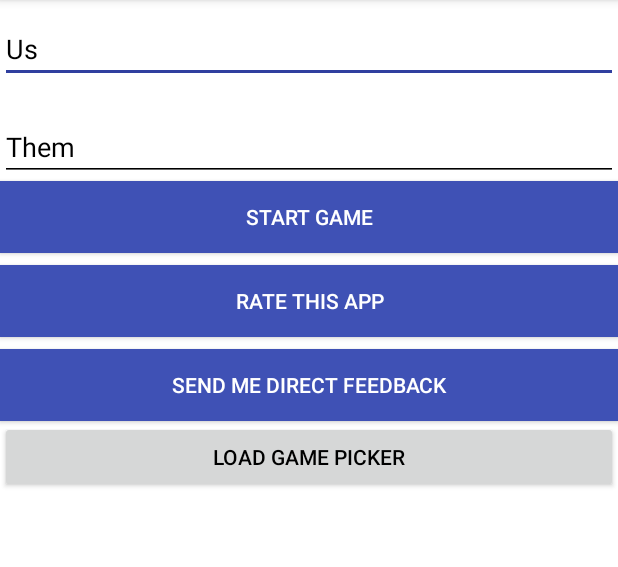
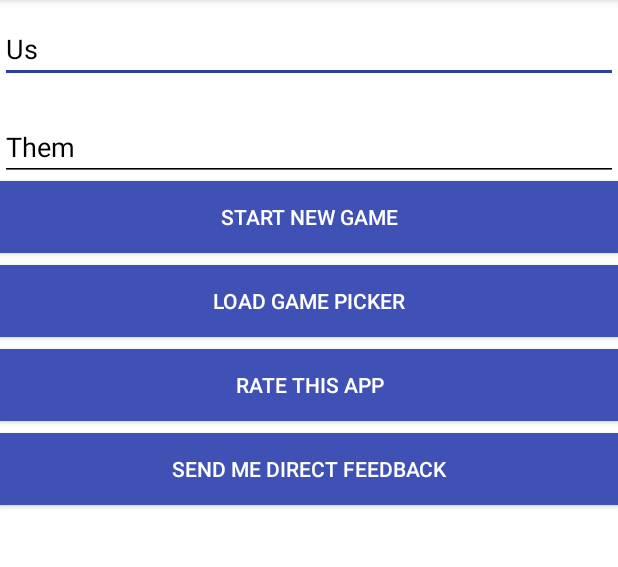
Before and after one commit to Slistersoft/slistersoftSpadesScorePad, an Android app: the screen it shows after launch (MainActivity), on a phone screen of 412 x 824 dp, the part 84-651 px from its top. Run offline under Robolectric (Android 15) with nearby library versions, the phone set to English and light mode, and no system bars; 1 statement that could not run was skipped.

```diff
--- a/app/src/main/java/activityClasses/MainActivity.java
+++ b/app/src/main/java/activityClasses/MainActivity.java
@@ -10,6 +10,7 @@ import android.support.v7.app.AppCompatActivity;
 import android.view.Menu;
 import android.view.MenuItem;
 import android.view.View;
+import android.widget.Button;
 import android.widget.EditText;
 
 import customClasses.CUSTOM_FUNCTIONS;
@@ -35,6 +36,8 @@ public class MainActivity extends AppCompatActivity {
 
     private EditText t1NameBox=null , t2NameBox = null;
 
+    private Button btnLoadGames = null;
+
 
     @Override
     public boolean onCreateOptionsMenu(Menu menu) {
@@ -49,13 +52,7 @@ public class MainActivity extends AppCompatActivity {
 
     public void launchGamePicker(View v){
 
-        try {
-            Intent intent = new Intent(this, GamePickerActivity.class);
-            startActivity(intent);
-        } catch (Exception e) {
-            custFuncs.MsgBox(getString(R.string.launchGamePickerError), true);
-            e.printStackTrace();
-        }
+        new Game(this).launchGamePicker();
 
     }
 
@@ -93,6 +90,7 @@ public class MainActivity extends AppCompatActivity {
 
             t1NameBox = (EditText)findViewById(R.id.editTxtTeam1Name);
             t2NameBox = (EditText)findViewById(R.id.editTxtTeam2Name);
+            btnLoadGames = (Button)findViewById(R.id.btnLoadGame);
 
             //Load team names from preferences
             String t1Name = custFuncs.getPreference(this.getApplicationContext(), this.getResources().getString(R.string.pref_key_team1DefaultName), this.getResources().getString(R.string.pref_default_team1DefaultName));
@@ -103,6 +101,14 @@ public class MainActivity extends AppCompatActivity {
 
             //Initialize Database
             dbHandler = new GameSaveDatabase(this);
+
+            if(new Game(this).checkForIncompleteGames()){
+                btnLoadGames.setVisibility(View.VISIBLE);
+            }
+            else{
+                btnLoadGames.setVisibility(View.GONE);
+            }
+
 
         }
         catch(Exception e){
--- a/app/src/main/java/customClasses/Game.java
+++ b/app/src/main/java/customClasses/Game.java
@@ -1,7 +1,9 @@
 package customClasses;
 
+import android.app.AlertDialog;
 import android.content.ContentValues;
 import android.content.Context;
+import android.content.DialogInterface;
 import android.content.Intent;
 import android.database.Cursor;
 
@@ -9,6 +11,7 @@ import com.slistersoft.slistersoftspadesscorepad.R;
 
 import java.util.ArrayList;
 
+import activityClasses.GamePickerActivity;
 import activityClasses.ScorePad;
 import databaseStuff.DatabaseConstants;
 import databaseStuff.GameSaveDatabase;
@@ -49,6 +52,11 @@ public class Game implements DatabaseConstants {
         this(callingContext, -1, System.currentTimeMillis(), team1Name,team2Name,false,0,0);
     }
 
+    public Game(Context callingContext, long id) {
+        this.callingContext = callingContext;
+        this.id = id;
+    }
+
     public Game(Context callingContext){
 
         this(callingContext, "","");
@@ -78,7 +86,12 @@ public class Game implements DatabaseConstants {
 
         try {
 
-            custFuncs.showToast("Updated " + gameDB.updateRecordsInDB(TABLE_GAMES, getContentValues(), GAMES_COLUMN_ID + " = " + getId()) + " rows");
+            if(gameDB.updateRecordsInDB(TABLE_GAMES, getContentValues(), GAMES_COLUMN_ID + " = " + getId()) > 0 ) {
+                custFuncs.showToast(callingContext.getString(R.string.gameSaveSuccessMsg));
+            }
+            else{
+                custFuncs.showToast(callingContext.getString(R.string.updateGameDBErrorMsg));
+            }
         } catch (Exception e) {
             custFuncs.showToast(callingContext.getString(R.string.updateGameDBErrorMsg));
             e.printStackTrace();
@@ -186,7 +199,7 @@ public class Game implements DatabaseConstants {
         this.id = id;
     }
 
-    public static String getCreateTableQuery(){
+    public String getCreateTableQuery(){
 
         String createGamesTableStatement = "CREATE TABLE " + TABLE_GAMES + "("
                 + GAMES_COLUMN_ID + " INTEGER NOT NULL PRIMARY KEY AUTOINCREMENT UNIQUE, "
@@ -324,7 +337,17 @@ public class Game implements DatabaseConstants {
         this.team2Score = team2Score;
     }
 
+    public Context getCallingContext() {
+        return callingContext;
+    }
+
+    public void setCallingContext(Context callingContext) {
+        this.callingContext = callingContext;
+    }
+
     //endregion
+
+    //region UI Stuff
 
     public void launchGame(){
 
@@ -339,4 +362,70 @@ public class Game implements DatabaseConstants {
 
 
     }
+
+    public void launchGamePicker(){
+
+        try {
+            Intent i = new Intent(callingContext, GamePickerActivity.class);
+            callingContext.startActivity(i);
+        } catch (Exception e) {
+            custFuncs.MsgBox(callingContext.getString(R.string.launchGamePickerError));
+            e.printStackTrace();
+        }
+
+    }
+
+    /**
+     * Checks to see if there are any incomplete games in the database  and will prompt the user to ask them if they want to pick one to load if there are any.
+     */
+    public boolean checkForIncompleteGames(){
+
+        if(getInCompleteGames().size() >= 0){
+
+            //Ask user if they want to load a game
+
+            try {
+                //Build Dialog
+                AlertDialog.Builder builder = new AlertDialog.Builder(callingContext);
+
+                builder.setTitle(R.string.loadGamePromptTitle);
+                builder.setMessage(R.string.loadGamePromptMessage);
+
+                builder.setPositiveButton(callingContext.getString(R.string.loadGamePromptPositiveButtonText), new DialogInterface.OnClickListener() {
+                    @Override
+                    public void onClick(DialogInterface dialog, int which) {
+
+                        launchGamePicker();
+                        dialog.dismiss();
+
+                    }
+                });
+
+                builder.setNegativeButton(callingContext.getString(R.string.loadGamePromptNegativeButtonText), new DialogInterface.OnClickListener() {
+                    @Override
+                    public void onClick(DialogInterface dialog, int which) {
+                        dialog.dismiss();
+                    }
+                });
+
+                AlertDialog alert = builder.create();
+                alert.show();
+
+                return true;
+
+            } catch (Exception e) {
+                e.printStackTrace();
+                return false;
+            }
+
+        }
+        else{
+            return false;
+        }
+
+    }
+
+
+
+    //endregion
 }
--- a/app/src/main/res/layout/activity_main.xml
+++ b/app/src/main/res/layout/activity_main.xml
@@ -2,16 +2,6 @@
     android:layout_width="match_parent"
     android:layout_height="match_parent"
     android:orientation="vertical" >
-
-    <ScrollView
-        android:layout_width="match_parent"
-        android:layout_height="match_parent" >
-
-        <LinearLayout
-            android:layout_width="match_parent"
-            android:layout_height="wrap_content"
-            android:orientation="vertical"
-            >
 
             <EditText
                 android:id="@+id/editTxtTeam1Name"
@@ -21,9 +11,8 @@
                 android:ems="10"
                 android:hint="@string/team1DefaultHint"
                 android:inputType="textPersonName"
-                android:text="@string/team1DefaultLabel" >
+                android:text="@string/team1DefaultLabel">
 
-                <requestFocus />
             </EditText>
 
             <EditText
@@ -36,42 +25,48 @@
                 android:inputType="textPersonName"
                 android:text="@string/team2DefaultLabel" />
 
+
             <Button
+                android:id="@+id/btnStartNewGame"
                 android:layout_width="match_parent"
                 android:layout_height="wrap_content"
+                android:layout_marginBottom="@dimen/mainActivityBtnPadding"
+                android:background="@color/colorPrimary"
                 android:elevation="10dp"
                 android:onClick="startNewGame"
+                android:padding="@dimen/mainActivityBtnPadding"
                 android:text="@string/startGameBtnText"
-                android:background="@color/colorPrimary"
-                android:textColor="@android:color/white"
-                android:layout_marginBottom="8dp"/>
+                android:textColor="@android:color/white" />
 
             <Button
+                android:id="@+id/btnLoadGame"
                 android:layout_width="match_parent"
                 android:layout_height="wrap_content"
-                android:onClick="openPlayStorePage"
                 android:background="@color/colorPrimary"
-                android:textColor="@android:color/white"
-                android:layout_marginBottom="8dp"
-                android:text="@string/rateBtnText" />
-
-            <Button
-                android:layout_width="match_parent"
-                android:layout_height="wrap_content"
-                android:text="@string/feedBackBtnText"
-                android:background="@color/colorPrimary"
-                android:textColor="@android:color/white"
-                android:onClick="sendFeedback" />
+                android:onClick="launchGamePicker"
+                android:layout_marginBottom="@dimen/mainActivityBtnPadding"
+                android:padding="@dimen/mainActivityBtnPadding"
+                android:text="Load Game Picker"
+                android:textColor="@android:color/white" />
 
 
             <Button
-                android:id="@+id/button3"
+                android:id="@+id/btnRateApp"
                 android:layout_width="match_parent"
                 android:layout_height="wrap_content"
-                android:onClick="launchGamePicker"
-                android:text="Load Game Picker" />
+                android:layout_marginBottom="@dimen/mainActivityBtnPadding"
+                android:background="@color/colorPrimary"
+                android:onClick="openPlayStorePage"
+                android:text="@string/rateBtnText"
+                android:textColor="@android:color/white" />
 
-        </LinearLayout>
-    </ScrollView>
+            <Button
+                android:id="@+id/btnSendFeedback"
+                android:layout_width="match_parent"
+                android:layout_height="wrap_content"
+                android:background="@color/colorPrimary"
+                android:onClick="sendFeedback"
+                android:text="@string/feedBackBtnText"
+                android:textColor="@android:color/white" />
 
 </LinearLayout>
--- a/app/src/main/res/values/dimens.xml
+++ b/app/src/main/res/values/dimens.xml
@@ -9,5 +9,6 @@
     <dimen name="landCardPadding">10dp</dimen>
     <dimen name="rv_cardHeader1FontSize">24sp</dimen>
     <dimen name="rv_cardHeader2FontSize">18sp</dimen>
+    <dimen name="mainActivityBtnPadding">8dp</dimen>
 
 </resources>
--- a/app/src/main/res/values/strings.xml
+++ b/app/src/main/res/values/strings.xml
@@ -1,4 +1,5 @@
 <?xml version="1.0" encoding="utf-8"?>
 <resources>
     <string name="dialog_btn_ok">OK</string>
+    <string name="loadGamePromptPositiveButtonText">Yes</string>
 </resources>
--- a/app/src/main/res/values/strings_activity_ScorePad.xml
+++ b/app/src/main/res/values/strings_activity_ScorePad.xml
@@ -14,5 +14,6 @@
     <string name="UnsavedGameWarning">Are you sure you want to exit this game? This will reset the current score.</string>
     <string name="exitGameButtonText">Yes</string>
     <string name="exitGameNegativeButtonText">No</string>
+    <string name="scoreCardScoreNumPrefix">Score:\u0020</string>
 
 </resources>
--- a/app/src/main/res/values/strings_activity_main.xml
+++ b/app/src/main/res/values/strings_activity_main.xml
@@ -11,7 +11,7 @@
     <string name="emailPickerDialogText">Pick an app, any app ;)</string>
     <string name="feedBackBtnText">Send Me Direct Feedback</string>
     <string name="rateBtnText">Rate This App</string>
-    <string name="startGameBtnText">Start Game</string>
+    <string name="startGameBtnText">Start New Game</string>
     <string name="team1DefaultHint">Team 1 Name</string>
     <string name="team2DefaultHint">Team 2 Name</string>
     <string name="defaultDialogCancelBtnTxt">Nevermind</string>
--- a/app/src/main/res/values/strings_universal.xml
+++ b/app/src/main/res/values/strings_universal.xml
@@ -24,6 +24,10 @@
     <string name="team_2_name_placeholder">Team 2 Name</string>
     <string name="score_placeholder">Score: 350</string>
     <string name="bid_placeholder">Bid: 0</string>
+    <string name="loadGamePromptTitle">Resume previous game?</string>
+    <string name="loadGamePromptMessage">There are saved game(s) that you have not finished yet. Would you like to pick one to resume?</string>
+    <string name="loadGamePromptNegativeButtonText">No, I want a fresh start</string>
+    <string name="gameSaveSuccessMsg">Game Updates Saved Successfully</string>
 
 
 </resources>
```
Also changed, not shown: app/src/main/java/activityClasses/ScorePad.java (+34 -44 lines), app/src/main/java/customClasses/Hand.java (added, +54 -0 lines), app/src/main/java/customClasses/TeamHandData.java (added, +95 -0 lines).
